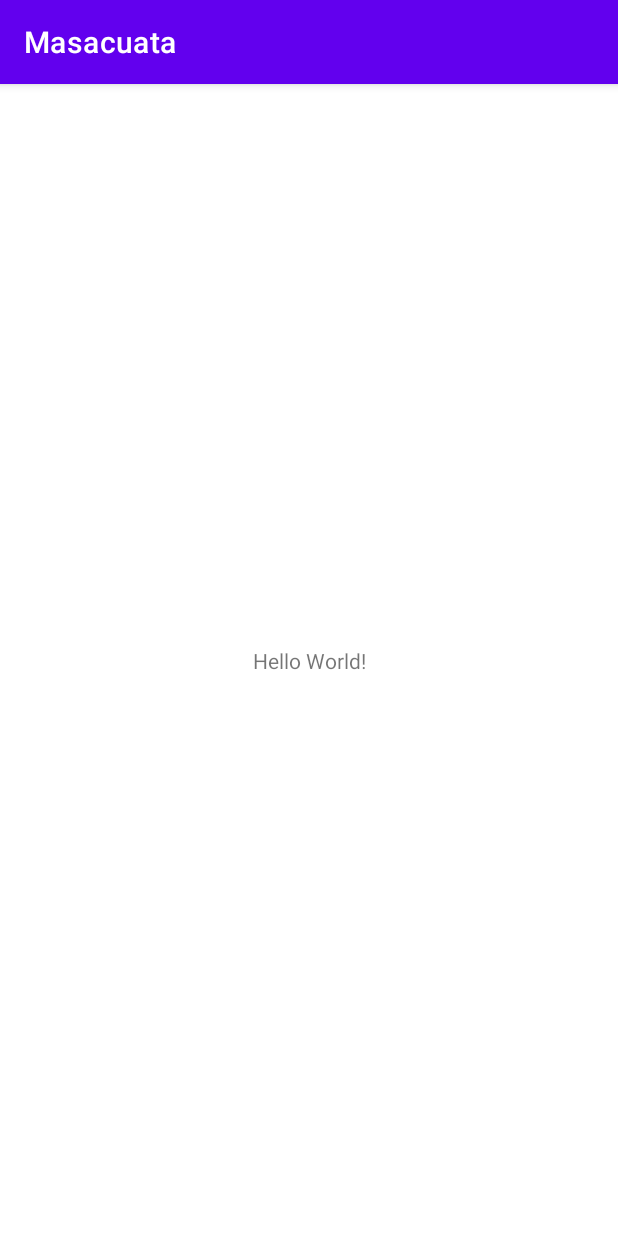
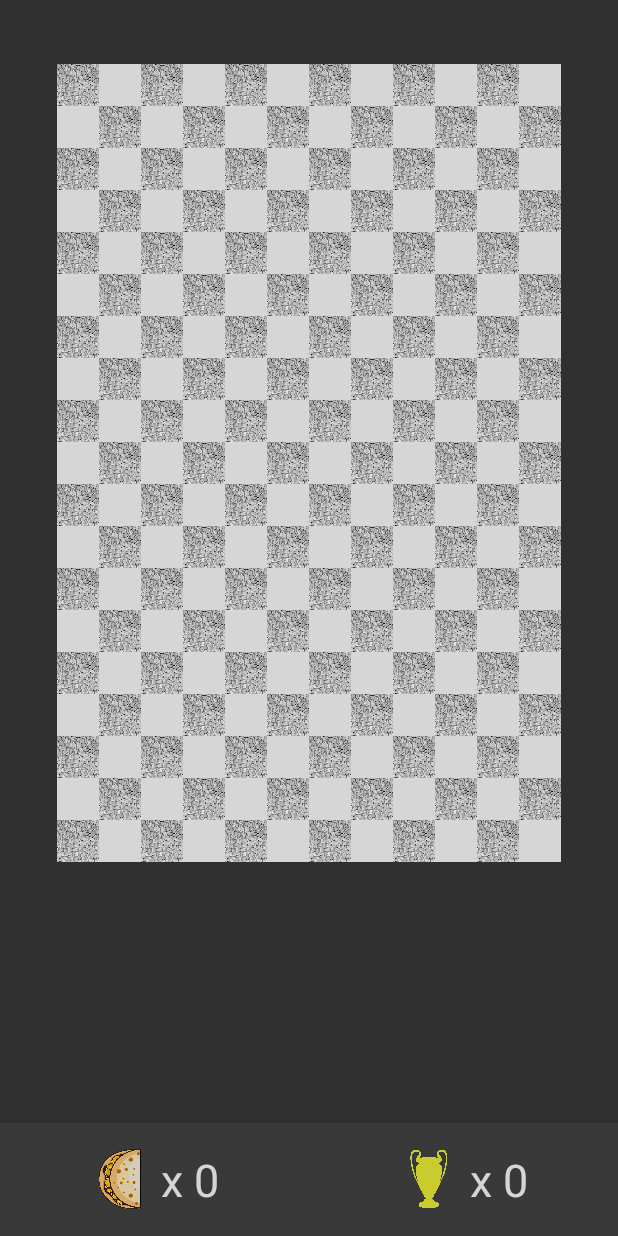
Before and after one commit to JuanSob/Masacuata, an Android app: the screen it shows after launch (MainActivity), on a phone screen of 412 x 824 dp. Run offline under Robolectric (Android 15) with nearby library versions, the phone set to English and light mode, and no system bars.

Commit message:
Primera Parte

```diff
--- a/app/src/main/AndroidManifest.xml
+++ b/app/src/main/AndroidManifest.xml
@@ -8,7 +8,7 @@
         android:label="@string/app_name"
         android:roundIcon="@mipmap/ic_launcher_round"
         android:supportsRtl="true"
-        android:theme="@style/Theme.Masacuata">
+        android:theme="@style/Theme.Design.NoActionBar">
         <activity
             android:name=".MainActivity"
             android:exported="true">
--- /dev/null
+++ b/app/src/main/java/com/example/masacuata/AreaJuego.java
@@ -0,0 +1,56 @@
+package com.example.masacuata;
+
+import android.graphics.Bitmap;
+
+public class AreaJuego {
+    private Bitmap bm;
+    private int x, y, ancho, altura;
+
+    public AreaJuego(Bitmap bm, int x, int y, int ancho, int altura) {
+        this.bm = bm;
+        this.x = x;
+        this.y = y;
+        this.ancho = ancho;
+        this.altura = altura;
+    }
+
+    public Bitmap getBm() {
+        return bm;
+    }
+
+    public void setBm(Bitmap bm) {
+        this.bm = bm;
+    }
+
+    public int getX() {
+        return x;
+    }
+
+    public void setX(int x) {
+        this.x = x;
+    }
+
+    public int getY() {
+        return y;
+    }
+
+    public void setY(int y) {
+        this.y = y;
+    }
+
+    public int getAncho() {
+        return ancho;
+    }
+
+    public void setAncho(int ancho) {
+        this.ancho = ancho;
+    }
+
+    public int getAltura() {
+        return altura;
+    }
+
+    public void setAltura(int altura) {
+        this.altura = altura;
+    }
+}
--- /dev/null
+++ b/app/src/main/java/com/example/masacuata/Constante.java
@@ -0,0 +1,6 @@
+package com.example.masacuata;
+
+public class Constante {
+    public static int PANTALLA_ANCHO;
+    public static int PANTALLA_ALTURA;
+}
--- a/app/src/main/java/com/example/masacuata/MainActivity.java
+++ b/app/src/main/java/com/example/masacuata/MainActivity.java
@@ -3,12 +3,20 @@ package com.example.masacuata;
 import androidx.appcompat.app.AppCompatActivity;
 
 import android.os.Bundle;
+import android.util.DisplayMetrics;
+import android.view.WindowManager;
 
 public class MainActivity extends AppCompatActivity {
 
     @Override
     protected void onCreate(Bundle savedInstanceState) {
         super.onCreate(savedInstanceState);
+        this.getWindow().setFlags(WindowManager.LayoutParams.FLAG_FULLSCREEN,WindowManager.LayoutParams.FLAG_FULLSCREEN);
+        DisplayMetrics dm = new DisplayMetrics();
+        this.getWindowManager().getDefaultDisplay().getMetrics(dm);
+        Constante.PANTALLA_ANCHO =  dm.widthPixels;
+        Constante.PANTALLA_ALTURA = dm.heightPixels;
         setContentView(R.layout.activity_main);
+
     }
 }
--- /dev/null
+++ b/app/src/main/java/com/example/masacuata/VistaJuego.java
@@ -0,0 +1,51 @@
+package com.example.masacuata;
+
+import android.content.Context;
+import android.graphics.Bitmap;
+import android.graphics.BitmapFactory;
+import android.graphics.Canvas;
+import android.util.AttributeSet;
+import android.view.View;
+
+import androidx.annotation.Nullable;
+
+import java.util.ArrayList;
+
+public class VistaJuego extends View {
+    private Bitmap bmArea1, bmArea2;
+    public static int tamanoMapa = 75*Constante.PANTALLA_ANCHO/1080;
+    private int al= 19, an = 12;
+    private ArrayList<AreaJuego> arrArea = new ArrayList<>();
+    public VistaJuego(Context context, @Nullable AttributeSet attrs) {
+        super(context, attrs);
+        bmArea1 = BitmapFactory.decodeResource(this.getResources(), R.drawable.piedra);
+        bmArea1 = Bitmap.createScaledBitmap(bmArea1,tamanoMapa, tamanoMapa, true);
+        bmArea2 = BitmapFactory.decodeResource(this.getResources(), R.drawable.piedra2);
+        bmArea2 = Bitmap.createScaledBitmap(bmArea2,tamanoMapa, tamanoMapa, true);
+
+        for (int i = 0; i < al; i++){
+            for (int j = 0; j < an; j++){
+                if((i+j)%2==0)
+                {
+                    arrArea.add(new AreaJuego(bmArea1, j*tamanoMapa + Constante.PANTALLA_ANCHO/2-(an/2)*tamanoMapa,
+                            i*tamanoMapa+100*Constante.PANTALLA_ALTURA/1920, tamanoMapa, tamanoMapa));
+                }else{
+                    arrArea.add(new AreaJuego(bmArea2, j*tamanoMapa + Constante.PANTALLA_ANCHO/2-(an/2)*tamanoMapa,
+                            i*tamanoMapa+100*Constante.PANTALLA_ALTURA/1920, tamanoMapa, tamanoMapa));
+
+                }
+            }
+
+        }
+    }
+
+    @Override
+    public void draw(Canvas canvas) {
+        super.draw(canvas);
+        //canvas.drawColor(0x);
+        for (int i = 0; i < arrArea.size(); i++)
+        {
+            canvas.drawBitmap(arrArea.get(i).getBm(), arrArea.get(i).getX(), arrArea.get(i).getY(), null);
+        }
+    }
+}
--- a/app/src/main/res/layout/activity_main.xml
+++ b/app/src/main/res/layout/activity_main.xml
@@ -1,18 +1,74 @@
 <?xml version="1.0" encoding="utf-8"?>
-<androidx.constraintlayout.widget.ConstraintLayout xmlns:android="http://schemas.android.com/apk/res/android"
+<RelativeLayout xmlns:android="http://schemas.android.com/apk/res/android"
     xmlns:app="http://schemas.android.com/apk/res-auto"
     xmlns:tools="http://schemas.android.com/tools"
     android:layout_width="match_parent"
     android:layout_height="match_parent"
     tools:context=".MainActivity">
 
-    <TextView
-        android:layout_width="wrap_content"
-        android:layout_height="wrap_content"
-        android:text="Hello World!"
-        app:layout_constraintBottom_toBottomOf="parent"
-        app:layout_constraintLeft_toLeftOf="parent"
-        app:layout_constraintRight_toRightOf="parent"
-        app:layout_constraintTop_toTopOf="parent" />
+    <com.example.masacuata.VistaJuego
+        android:id="@+id/vj"
+        android:layout_width="match_parent"
+        android:layout_height="match_parent"/>
 
-</androidx.constraintlayout.widget.ConstraintLayout>
+    <LinearLayout
+        android:layout_width="match_parent"
+        android:layout_height="75dp"
+        android:background="#3D3C3C"
+        android:alpha="0.8"
+        android:layout_alignParentBottom="true"
+        android:orientation="horizontal"
+        android:weightSum="2">
+        <RelativeLayout
+            android:layout_width="0dp"
+            android:layout_height="match_parent"
+            android:layout_weight="1">
+            <LinearLayout
+                android:layout_width="wrap_content"
+                android:layout_height="wrap_content"
+                android:orientation="horizontal"
+                android:layout_centerInParent="true">
+
+                <ImageView
+                    android:src="@drawable/baleada"
+                    android:layout_width="40dp"
+                    android:layout_height="40dp"
+                    android:scaleType="fitXY"/>
+
+                <TextView
+                    android:id="@+id/txt_record"
+                    android:textColor="#ffffff"
+                    android:textSize="30sp"
+                    android:text=" x 0"
+                    android:layout_width="wrap_content"
+                    android:layout_height="wrap_content"/>
+            </LinearLayout>
+        </RelativeLayout>
+        <RelativeLayout
+            android:layout_width="0dp"
+            android:layout_height="match_parent"
+            android:layout_weight="1">
+            <LinearLayout
+                android:layout_width="wrap_content"
+                android:layout_height="wrap_content"
+                android:orientation="horizontal"
+                android:layout_centerInParent="true">
+
+                <ImageView
+                    android:src="@drawable/copa"
+                    android:layout_width="40dp"
+                    android:layout_height="40dp"
+                    android:scaleType="fitXY"/>
+
+                <TextView
+                    android:id="@+id/txt_mejor_record"
+                    android:textColor="#ffffff"
+                    android:textSize="30sp"
+                    android:text=" x 0"
+                    android:layout_width="wrap_content"
+                    android:layout_height="wrap_content"/>
+            </LinearLayout>
+        </RelativeLayout>
+    </LinearLayout>
+
+</RelativeLayout>
```
Also changed, not shown: app/src/main/res/drawable/baleada.png (added), app/src/main/res/drawable/copa.png (added), app/src/main/res/drawable/piedra.jpg (added), 1 other file.
